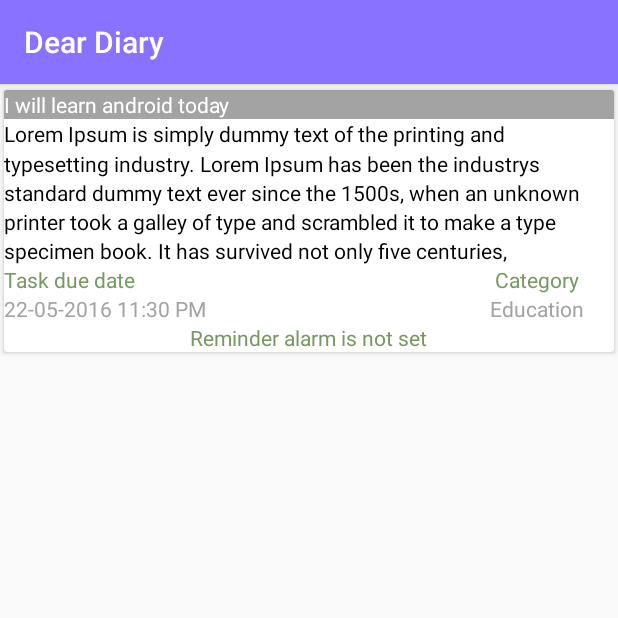
After one commit to Aleksefo/DearDiary, an Android app: the DetailsActivity screen opened directly, with no data from a screen before it, on a phone screen of 412 x 824 dp, the top half of it. The commit adds this screen. Run offline under Robolectric (Android 15) with nearby library versions, the phone set to English and light mode, and no system bars.

Commit message:
New activities for New and Details

```diff
--- a/app/build.gradle
+++ b/app/build.gradle
@@ -36,4 +36,5 @@ dependencies {
     compile 'com.jakewharton:butterknife:8.5.1'
     compile 'com.android.support:cardview-v7:25.3.1'
     compile 'io.realm:android-adapters:2.0.0'
+    compile 'com.android.support:support-v4:25.3.1'
 }
--- a/app/src/main/AndroidManifest.xml
+++ b/app/src/main/AndroidManifest.xml
@@ -2,6 +2,7 @@
 <manifest xmlns:android="http://schemas.android.com/apk/res/android"
   package="com.example.aleksefo.deardiary">
 
+  <!-- todo remove back from splash screen -->
   <application
     android:allowBackup="true"
     android:icon="@mipmap/ic_launcher"
@@ -17,7 +18,7 @@
       <intent-filter>
         <action android:name="android.intent.action.MAIN" />
 
-        <!--<category android:name="android.intent.category.LAUNCHER" />-->
+        <!-- <category android:name="android.intent.category.LAUNCHER" /> -->
       </intent-filter>
     </activity>
     <activity android:name=".activity.SplashActivity">
@@ -27,6 +28,8 @@
         <category android:name="android.intent.category.LAUNCHER" />
       </intent-filter>
     </activity>
+    <activity android:name=".activity.DetailsActivity" />
+    <activity android:name=".activity.NewActivity"></activity>
   </application>
 
 </manifest>
--- /dev/null
+++ b/app/src/main/java/com/example/aleksefo/deardiary/activity/DetailsActivity.java
@@ -0,0 +1,14 @@
+package com.example.aleksefo.deardiary.activity;
+
+import android.support.v7.app.AppCompatActivity;
+import android.os.Bundle;
+import com.example.aleksefo.deardiary.R;
+
+public class DetailsActivity extends AppCompatActivity {
+
+	@Override
+	protected void onCreate(Bundle savedInstanceState) {
+		super.onCreate(savedInstanceState);
+		setContentView(R.layout.activity_details);
+	}
+}
--- a/app/src/main/java/com/example/aleksefo/deardiary/activity/MainActivity.java
+++ b/app/src/main/java/com/example/aleksefo/deardiary/activity/MainActivity.java
@@ -1,12 +1,12 @@
 package com.example.aleksefo.deardiary.activity;
 
+import android.content.Intent;
 import android.os.Bundle;
 import android.support.design.widget.FloatingActionButton;
 import android.support.v7.app.AppCompatActivity;
 import android.support.v7.widget.LinearLayoutManager;
 import android.support.v7.widget.RecyclerView;
 import android.support.v7.widget.Toolbar;
-import android.util.Log;
 import android.view.Menu;
 import android.view.MenuItem;
 import android.view.View;
@@ -16,7 +16,6 @@ import butterknife.OnClick;
 import com.example.aleksefo.deardiary.R;
 import com.example.aleksefo.deardiary.adapters.RecAdapter;
 import com.example.aleksefo.deardiary.model.Entry;
-import com.example.aleksefo.deardiary.realm.RealmController;
 import io.realm.Realm;
 //todo swipe to delete
 public class MainActivity extends AppCompatActivity {
@@ -43,6 +42,7 @@ public class MainActivity extends AppCompatActivity {
 		recyclerView = (RecyclerView) findViewById(R.id.recycler);
 		adapter = new RecAdapter(realm.where(Entry.class).findAll());
 		recyclerView.setLayoutManager(new LinearLayoutManager(this));
+		recyclerView.setHasFixedSize(true);
 		recyclerView.setAdapter(adapter);
 	}
 
@@ -62,8 +62,13 @@ public class MainActivity extends AppCompatActivity {
 
 		//noinspection SimplifiableIfStatement
 		if (id == R.id.action_settings) {
-			Log.d(TAG, "onOptionsItemSelected: ");
+
 		}
+		//todo add stuff
+//		if(id == R.id.action_add_task){
+
+//		}
+
 
 		return super.onOptionsItemSelected(item);
 	}
@@ -78,7 +83,9 @@ public class MainActivity extends AppCompatActivity {
 //		for (Entry e: entries) {
 //			Log.d("Realm", e.getTitle() + e.getId() + e.getDate());
 //		}
-		RealmController.with(this).addEntry();
+//		RealmController.with(this).addEntry();
+		Intent addTaskIntent = new Intent(MainActivity.this, NewActivity.class);
+		startActivity(addTaskIntent);
 	}
 
 	//to prevent memory leak
@@ -87,4 +94,6 @@ public class MainActivity extends AppCompatActivity {
 		super.onDestroy();
 		realm.close();
 	}
+
+
 }
--- /dev/null
+++ b/app/src/main/java/com/example/aleksefo/deardiary/activity/NewActivity.java
@@ -0,0 +1,14 @@
+package com.example.aleksefo.deardiary.activity;
+
+import android.support.v7.app.AppCompatActivity;
+import android.os.Bundle;
+import com.example.aleksefo.deardiary.R;
+
+public class NewActivity extends AppCompatActivity {
+
+	@Override
+	protected void onCreate(Bundle savedInstanceState) {
+		super.onCreate(savedInstanceState);
+		setContentView(R.layout.activity_new);
+	}
+}
--- /dev/null
+++ b/app/src/main/res/layout/activity_details.xml
@@ -0,0 +1,109 @@
+<?xml version="1.0" encoding="utf-8"?>
+<!--<android.support.constraint.ConstraintLayout xmlns:android="http://schemas.android.com/apk/res/android"-->
+  <!--xmlns:app="http://schemas.android.com/apk/res-auto"-->
+  <!--xmlns:tools="http://schemas.android.com/tools"-->
+  <!--android:layout_width="match_parent"-->
+  <!--android:layout_height="match_parent"-->
+  <!--tools:context="com.example.aleksefo.deardiary.activity.DetailsActivity">-->
+
+<!--</android.support.constraint.ConstraintLayout>-->
+<LinearLayout xmlns:android="http://schemas.android.com/apk/res/android"
+xmlns:card_view="http://schemas.android.com/apk/res-auto"
+xmlns:tools="http://schemas.android.com/tools"
+android:id="@+id/activity_view_task"
+android:layout_width="match_parent"
+android:layout_height="match_parent"
+android:orientation="vertical"
+tools:context="com.example.aleksefo.deardiary.activity.DetailsActivity">
+<android.support.v7.widget.CardView
+  android:layout_width="match_parent"
+  android:layout_height="wrap_content"
+  android:layout_marginBottom="1dp"
+  card_view:cardUseCompatPadding="true">
+  <LinearLayout
+    android:layout_width="match_parent"
+    android:layout_height="wrap_content"
+    android:orientation="vertical">
+    <LinearLayout
+      android:layout_width="match_parent"
+      android:layout_height="wrap_content"
+      android:background="@color/colorBorder"
+      android:orientation="vertical">
+      <TextView
+        android:id="@+id/view_task_name"
+        android:layout_width="wrap_content"
+        android:layout_height="wrap_content"
+        android:textColor="@color/colorWhite"
+        android:layout_gravity="center_vertical"
+        android:text="@string/learn_android"/>
+    </LinearLayout>
+    <TextView
+      android:id="@+id/view_task_description"
+      android:layout_width="wrap_content"
+      android:layout_height="wrap_content"
+      android:textColor="@color/colorBlack"
+      android:layout_gravity="center_vertical"
+      android:text="@string/test"
+      android:lineSpacingMultiplier="1.2"/>
+    <LinearLayout
+      android:layout_width="match_parent"
+      android:layout_height="wrap_content"
+      android:orientation="horizontal">
+      <LinearLayout
+        android:layout_width="0dp"
+        android:layout_height="wrap_content"
+        android:layout_weight="9"
+        android:orientation="vertical">
+        <TextView
+          android:id="@+id/task_name"
+          android:layout_width="wrap_content"
+          android:layout_height="wrap_content"
+          android:text="@string/task_due_date"
+          android:textColor="@color/colorDull" />
+        <TextView
+          android:id="@+id/view_task_due_date"
+          android:layout_width="wrap_content"
+          android:layout_height="wrap_content"
+          android:text="@string/task_date"
+          android:textColor="@color/colorBorder" />
+      </LinearLayout>
+      <LinearLayout
+        android:layout_width="0dp"
+        android:layout_height="match_parent"
+        android:layout_weight="3"
+        android:gravity="center"
+        android:orientation="vertical">
+        <TextView
+          android:layout_width="wrap_content"
+          android:layout_height="wrap_content"
+          android:text="@string/category"
+          android:textColor="@color/colorDull" />
+        <TextView
+          android:id="@+id/view_task_category"
+          android:layout_width="wrap_content"
+          android:layout_height="wrap_content"
+          android:text="@string/education"
+          android:textColor="@color/colorBorder" />
+      </LinearLayout>
+    </LinearLayout>
+    <LinearLayout
+      android:layout_width="match_parent"
+      android:layout_height="wrap_content"
+      android:gravity="center"
+      android:orientation="vertical">
+      <TextView
+        android:id="@+id/alarm_state"
+        android:layout_width="wrap_content"
+        android:layout_height="wrap_content"
+        android:text="@string/reminder_alarm_is_off"
+        android:layout_gravity="center"
+        android:textColor="@color/colorDull" />
+      <ImageView
+        android:layout_width="wrap_content"
+        android:layout_height="wrap_content"
+        android:contentDescription="@string/app_name"
+        android:layout_gravity="center"/>
+    </LinearLayout>
+  </LinearLayout>
+</android.support.v7.widget.CardView>
+</LinearLayout>
--- a/app/src/main/res/layout/activity_main.xml
+++ b/app/src/main/res/layout/activity_main.xml
@@ -7,6 +7,15 @@
   android:layout_width="match_parent"
   android:layout_height="match_parent"
   tools:context="com.example.aleksefo.deardiary.activity.MainActivity">
+
+  <android.support.design.widget.FloatingActionButton
+    android:id="@+id/fab"
+    android:layout_width="wrap_content"
+    android:layout_height="wrap_content"
+    android:layout_margin="@dimen/fab_margin"
+    android:layout_gravity="bottom|end"
+    app:layout_anchorGravity="bottom|right"
+    app:srcCompat="@android:drawable/ic_input_add" />
 
   <android.support.design.widget.AppBarLayout
     android:layout_width="match_parent"
@@ -24,13 +33,6 @@
 
   <include layout="@layout/content_main" />
 
-  <android.support.design.widget.FloatingActionButton
-    android:id="@+id/fab"
-    android:layout_width="wrap_content"
-    android:layout_height="wrap_content"
-    android:layout_margin="@dimen/fab_margin"
-    android:layout_gravity="bottom|end"
-    app:srcCompat="@android:drawable/ic_input_add"
-    />
+
 
 </android.support.design.widget.CoordinatorLayout>
--- /dev/null
+++ b/app/src/main/res/layout/activity_new.xml
@@ -0,0 +1,9 @@
+<?xml version="1.0" encoding="utf-8"?>
+<android.support.constraint.ConstraintLayout xmlns:android="http://schemas.android.com/apk/res/android"
+  xmlns:app="http://schemas.android.com/apk/res-auto"
+  xmlns:tools="http://schemas.android.com/tools"
+  android:layout_width="match_parent"
+  android:layout_height="match_parent"
+  tools:context="com.example.aleksefo.deardiary.activity.NewActivity">
+
+</android.support.constraint.ConstraintLayout>
--- /dev/null
+++ b/app/src/main/res/menu/menu_new.xml
@@ -0,0 +1,10 @@
+<?xml version="1.0" encoding="utf-8"?>
+<menu xmlns:android="http://schemas.android.com/apk/res/android"
+  xmlns:app="http://schemas.android.com/apk/res-auto"
+  xmlns:tools="http://schemas.android.com/tools">
+  <item
+    android:id="@+id/action_save"
+    android:orderInCategory="100"
+    android:title="Save"
+    app:showAsAction="always"/>
+</menu>
--- a/app/src/main/res/values/strings.xml
+++ b/app/src/main/res/values/strings.xml
@@ -36,4 +36,7 @@
     <item>Meeting</item>
     <item>Work</item>
   </string-array>
+
+  <!-- TODO: Remove or change this placeholder text -->
+  <string name="hello_blank_fragment">Hello blank fragment</string>
 </resources>
```
